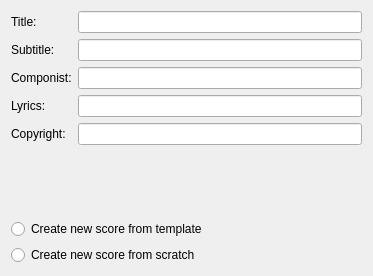
Old version of the form mscore/mscore/newwizard.ui in the repository musescore/musescore-old.
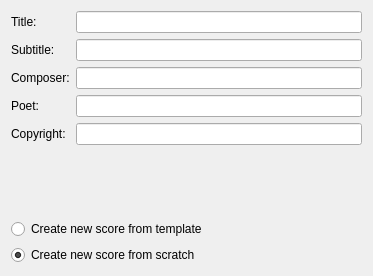
New version of the form.

What changed in the file:
```diff
--- a/mscore/mscore/newwizard.ui
+++ b/mscore/mscore/newwizard.ui
@@ -36,7 +36,7 @@
    <item row="2" column="0" >
     <widget class="QLabel" name="label_3" >
      <property name="text" >
-      <string>Componist:</string>
+      <string>Composer:</string>
      </property>
     </widget>
    </item>
@@ -46,7 +46,7 @@
    <item row="3" column="0" >
     <widget class="QLabel" name="label_4" >
      <property name="text" >
-      <string>Lyrics:</string>
+      <string>Poet:</string>
      </property>
     </widget>
    </item>
@@ -75,6 +75,9 @@
      <property name="text" >
       <string>Create new score from scratch</string>
      </property>
+     <property name="checked" >
+      <bool>true</bool>
+     </property>
     </widget>
    </item>
    <item row="5" column="0" >
```
Left out of the diff: 8 changed lines with no effect on the pictures.
